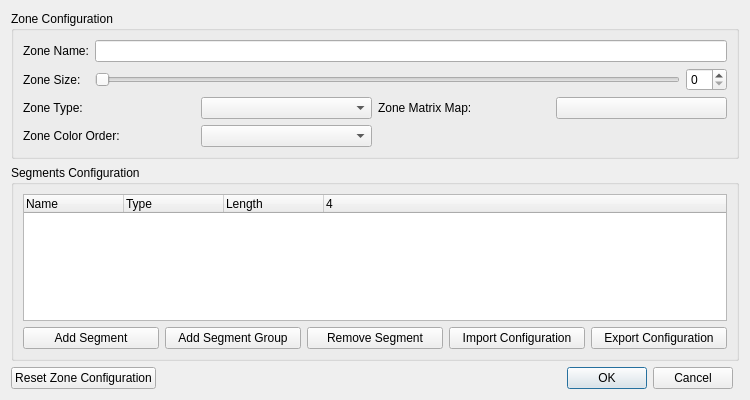
Old version of the form qt/OpenRGBZoneEditorDialog/OpenRGBZoneEditorDialog.ui in the repository CalcProgrammer1/OpenRGB.
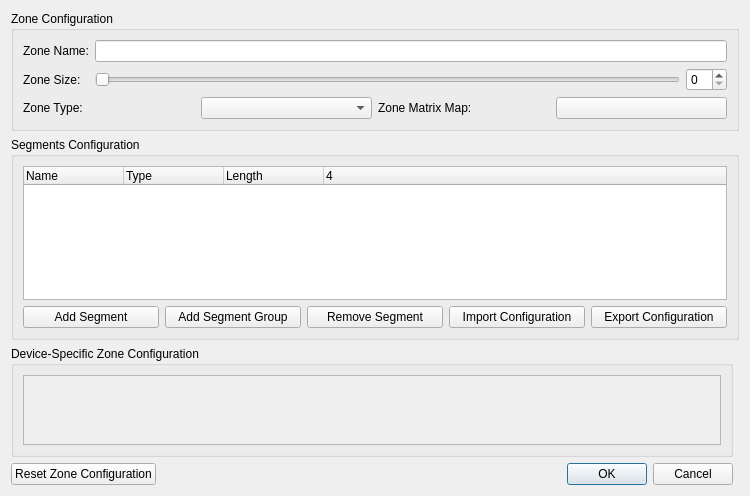
New version of the form. Custom widgets are drawn as their Qt base class.

```diff
--- a/qt/OpenRGBZoneEditorDialog/OpenRGBZoneEditorDialog.ui
+++ b/qt/OpenRGBZoneEditorDialog/OpenRGBZoneEditorDialog.ui
@@ -7,7 +7,7 @@
     <x>0</x>
     <y>0</y>
     <width>750</width>
-    <height>400</height>
+    <height>496</height>
    </rect>
   </property>
   <property name="windowTitle">
@@ -91,6 +91,60 @@
      </layout>
     </widget>
    </item>
+   <item row="5" column="0" colspan="2">
+    <layout class="QHBoxLayout" name="HorizontalLayoutButtonBox">
+     <item>
+      <widget class="QPushButton" name="ButtonResetZoneConfiguration">
+       <property name="text">
+        <string>Reset Zone Configuration</string>
+       </property>
+      </widget>
+     </item>
+     <item>
+      <widget class="QDialogButtonBox" name="ButtonBox">
+       <property name="sizePolicy">
+        <sizepolicy hsizetype="Preferred" vsizetype="Fixed">
+         <horstretch>0</horstretch>
+         <verstretch>0</verstretch>
+        </sizepolicy>
+       </property>
+       <property name="orientation">
+        <enum>Qt::Orientation::Horizontal</enum>
+       </property>
+       <property name="standardButtons">
+        <set>QDialogButtonBox::StandardButton::Cancel|QDialogButtonBox::StandardButton::Ok</set>
+       </property>
+      </widget>
+     </item>
+    </layout>
+   </item>
+   <item row="3" column="0" colspan="2">
+    <widget class="QGroupBox" name="GroupBoxDeviceSpecificZoneConfiguration">
+     <property name="title">
+      <string>Device-Specific Zone Configuration</string>
+     </property>
+     <layout class="QGridLayout" name="gridLayout_4">
+      <item row="0" column="0">
+       <widget class="QScrollArea" name="ScrollAreaDeviceSpecificZoneConfiguration">
+        <property name="widgetResizable">
+         <bool>true</bool>
+        </property>
+        <widget class="QWidget" name="ScrollAreaDeviceSpecificZoneConfigurationWidget">
+         <property name="geometry">
+          <rect>
+           <x>0</x>
+           <y>0</y>
+           <width>714</width>
+           <height>65</height>
+          </rect>
+         </property>
+         <layout class="QVBoxLayout" name="ScrollAreaDeviceSpecificZoneConfigurationLayout"/>
+        </widget>
+       </widget>
+      </item>
+     </layout>
+    </widget>
+   </item>
    <item row="0" column="0" colspan="3">
     <widget class="QGroupBox" name="GroupBoxZoneConfiguration">
      <property name="title">
@@ -99,12 +153,6 @@
      <layout class="QGridLayout" name="gridLayout_3">
       <item row="3" column="0" colspan="3">
        <layout class="QGridLayout" name="GroupBoxZoneSettings">
-        <item row="0" column="1">
-         <widget class="QComboBox" name="ComboBoxZoneType"/>
-        </item>
-        <item row="1" column="1">
-         <widget class="QComboBox" name="ComboBoxZoneColorOrder"/>
-        </item>
         <item row="0" column="0">
          <widget class="QLabel" name="LabelZoneType">
           <property name="text">
@@ -112,19 +160,8 @@
           </property>
          </widget>
         </item>
-        <item row="0" column="2">
-         <widget class="QLabel" name="LabelZoneMatrixMap">
-          <property name="text">
-           <string>Zone Matrix Map:</string>
-          </property>
-         </widget>
-        </item>
-        <item row="1" column="0">
-         <widget class="QLabel" name="LabelZoneColorOrder">
-          <property name="text">
-           <string>Zone Color Order:</string>
-          </property>
-         </widget>
+        <item row="0" column="1">
+         <widget class="QComboBox" name="ComboBoxZoneType"/>
         </item>
         <item row="0" column="3">
          <widget class="QPushButton" name="ButtonZoneMatrixMap">
@@ -133,6 +170,13 @@
           </property>
          </widget>
         </item>
+        <item row="0" column="2">
+         <widget class="QLabel" name="LabelZoneMatrixMap">
+          <property name="text">
+           <string>Zone Matrix Map:</string>
+          </property>
+         </widget>
+        </item>
        </layout>
       </item>
       <item row="0" column="0">
@@ -178,33 +222,6 @@
      </layout>
     </widget>
    </item>
-   <item row="4" column="0" colspan="2">
-    <layout class="QHBoxLayout" name="HorizontalLayoutButtonBox">
-     <item>
-      <widget class="QPushButton" name="ButtonResetZoneConfiguration">
-       <property name="text">
-        <string>Reset Zone Configuration</string>
-       </property>
-      </widget>
-     </item>
-     <item>
-      <widget class="QDialogButtonBox" name="ButtonBox">
-       <property name="sizePolicy">
-        <sizepolicy hsizetype="Preferred" vsizetype="Fixed">
-         <horstretch>0</horstretch>
-         <verstretch>0</verstretch>
-        </sizepolicy>
-       </property>
-       <property name="orientation">
-        <enum>Qt::Orientation::Horizontal</enum>
-       </property>
-       <property name="standardButtons">
-        <set>QDialogButtonBox::StandardButton::Cancel|QDialogButtonBox::StandardButton::Ok</set>
-       </property>
-      </widget>
-     </item>
-    </layout>
-   </item>
   </layout>
  </widget>
  <customwidgets>
```
Left out of the diff: 16 changed lines with no effect on the pictures.
